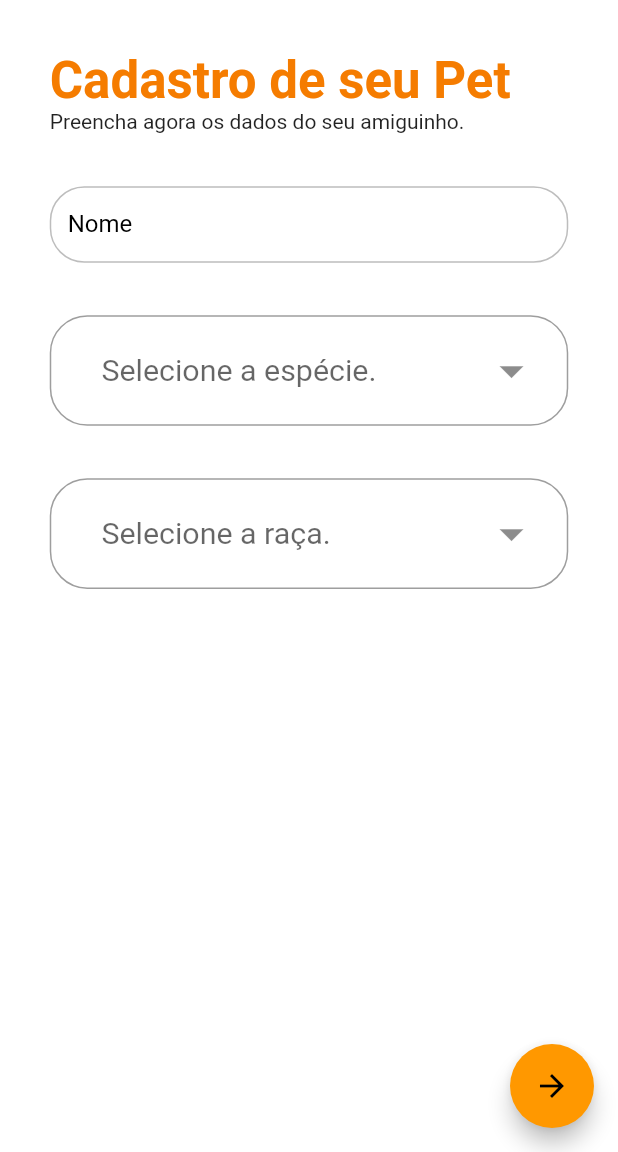
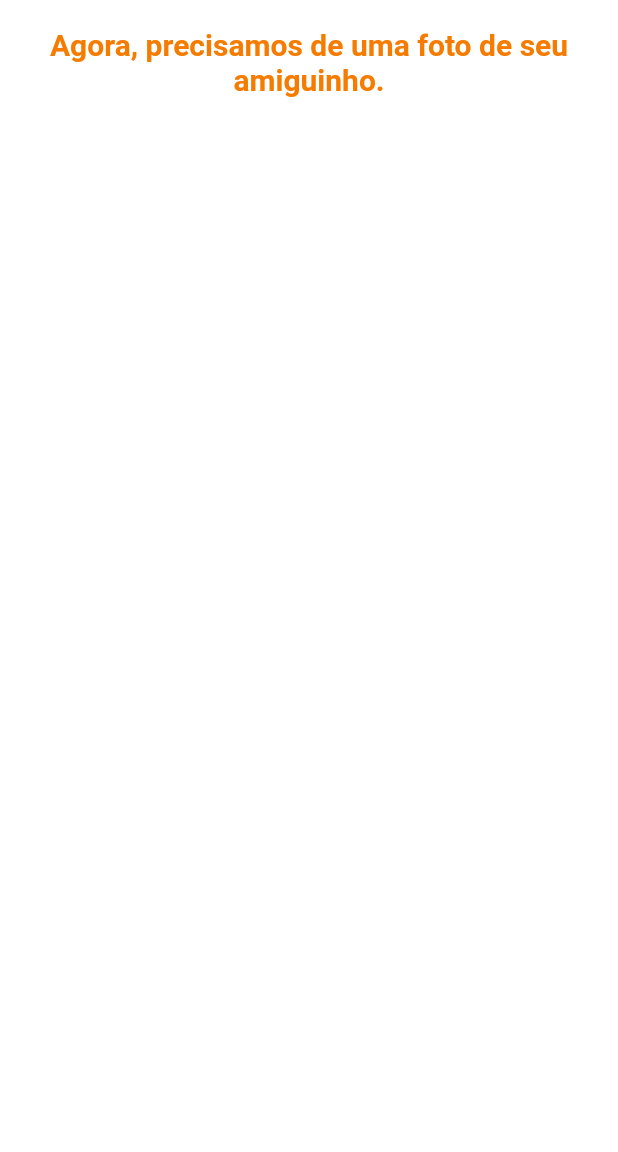
Before and after one commit to renatorv/projetoapp, a Flutter app: the RegisterPetPage screen opened by its route, after a tap on the "arrow forward" icon, on a phone screen of 412 x 824 dp, the part 84-1236 px from its top. Run offline on Flutter 3.47's test engine with Material 2 defaults, Android fonts, the phone set to English and light mode, and no system bars; our stand-ins replace dropdown_button2, firebase_auth, firebase_core, get, google_sign_in, loading_animation_widget and 2 more; missing offline and left inert: flutter_facebook_auth, validatorless; accounts and stored records are empty.

Commit message:
Iniciando a tela de foto do pet.

```diff
--- a/lib/app/core/ui_config.dart
+++ b/lib/app/core/ui_config.dart
@@ -5,6 +5,7 @@ import 'package:projetoapp/app/modules/login/login.dart';
 import 'package:projetoapp/app/modules/register/register.dart';
 import 'package:projetoapp/app/modules/splash/splash.dart';
 
+import '../modules/photo_pet/photo_pet.dart';
 import '../modules/register_pet/register_pet.dart';
 
 class UiConfig {
@@ -56,5 +57,10 @@ class UiConfig {
       page: () => RegisterPetPage(),
       binding: RegisterPetBindings(),
     ),
+    GetPage(
+      name: PhotoPetPage.ROUTE_PAGE,
+      page: () => PhotoPetPage(),
+      binding: PhotoPetBindings(),
+    ),
   ];
 }
--- /dev/null
+++ b/lib/app/modules/photo_pet/photo_pet.dart
@@ -0,0 +1,3 @@
+export 'photo_pet_bindings.dart';
+export 'photo_pet_controller.dart';
+export 'photo_pet_page.dart';
--- /dev/null
+++ b/lib/app/modules/photo_pet/photo_pet_bindings.dart
@@ -0,0 +1,9 @@
+import 'package:get/get.dart';
+import './photo_pet_controller.dart';
+
+class PhotoPetBindings implements Bindings {
+    @override
+    void dependencies() {
+        Get.put(PhotoPetController());
+    }
+}
--- /dev/null
+++ b/lib/app/modules/photo_pet/photo_pet_controller.dart
@@ -0,0 +1,22 @@
+import 'package:get/get.dart';
+
+class PhotoPetController extends GetxController {
+  dynamic args = Get.arguments;
+
+  String? _nome, _especie, _raca;
+
+  @override
+  void onInit() {
+    super.onInit();
+    _nome = args[0];
+    _especie = args[1];
+    _raca = args[2];
+
+    print(_nome);
+    print(_especie);
+    print(_raca);
+  }
+}
+
+
+//_nameEC.text, especieId, racaId
--- /dev/null
+++ b/lib/app/modules/photo_pet/photo_pet_page.dart
@@ -0,0 +1,45 @@
+import 'package:get/get.dart';
+import 'package:flutter/material.dart';
+import '../../components/instapet_appbar.dart';
+import '../../core/core.dart';
+import './photo_pet_controller.dart';
+
+class PhotoPetPage extends StatefulWidget {
+  static const String ROUTE_PAGE = '/photo-pet';
+
+  const PhotoPetPage({Key? key}) : super(key: key);
+
+  @override
+  State<PhotoPetPage> createState() => _PhotoPetPageState();
+}
+
+class _PhotoPetPageState extends InstaState<PhotoPetPage, PhotoPetController> {
+  @override
+  Widget build(BuildContext context) {
+    final Responsive _responsive = Responsive(context);
+    return Scaffold(
+      appBar: InstapetAppbar(elevation: 0),
+      backgroundColor: Colors.white,
+      body: Column(
+        crossAxisAlignment: CrossAxisAlignment.center,
+        children: [
+          SizedBox(height: _responsive.dp(2)),
+          Center(
+            child: Text(
+              'Agora, precisamos de uma foto de seu amiguinho.',
+              style: context.textTheme.headline6?.copyWith(
+                fontWeight: FontWeight.bold,
+                color: context.theme.primaryColorDark,
+              ),
+              textAlign: TextAlign.center,
+            ),
+          ),
+          SizedBox(height: _responsive.dp(3.8)),
+        ],
+      ),
+    );
+  }
+}
+
+
+//https://www.youtube.com/watch?v=MSv38jO4EJk&t=82s
--- a/lib/app/modules/register_pet/register_pet_page.dart
+++ b/lib/app/modules/register_pet/register_pet_page.dart
@@ -6,6 +6,7 @@ import '../../components/instapet_textformfield.dart';
 import '../../core/core.dart';
 import '../../models/animal_model.dart';
 import '../../models/raca_model.dart';
+import '../photo_pet/photo_pet_page.dart';
 import './register_pet_controller.dart';
 import 'package:dropdown_button2/dropdown_button2.dart';
 
@@ -22,9 +23,7 @@ class _RegisterPetPageState
   final _formKey = GlobalKey<FormState>();
   final _nameEC = TextEditingController();
 
-  String? selectedValue;
-
-  // late Raca? racaAtual;?????
+  String? selectedValue, racaId, especieId;
 
   final GlobalKey<FormFieldState> key = GlobalKey<FormFieldState>();
 
@@ -38,7 +37,8 @@ class _RegisterPetPageState
             final formValid = _formKey.currentState?.validate() ?? false;
 
             if (formValid) {
-              print(_nameEC.text);
+              Get.toNamed(PhotoPetPage.ROUTE_PAGE,
+                  arguments: [_nameEC.text, especieId, racaId]);
             }
           },
           child: Icon(Icons.arrow_forward),
@@ -134,8 +134,7 @@ class _RegisterPetPageState
                             key.currentState?.reset();
 
                             var pet = value as Animal;
-                            // print(pet.name);
-                            // print(pet.objectId);
+                            especieId = pet.objectId;
                             controller.buscaRacasPet(pet.objectId);
                           },
                           onSaved: (value) {
@@ -193,31 +192,13 @@ class _RegisterPetPageState
                           },
                           onChanged: (Raca? value) {
                             setState(() {});
-                            // racaAtual = value;??????
-                            // var raca = value as Raca;
-                            // print(raca.name);
+                            var raca = value as Raca;
+                            racaId = raca.idRaca;
                           },
                           onSaved: (value) {
                             selectedValue = value.toString();
                           },
                         ),
-                        // SizedBox(height: _responsive.dp(30)),
-                        // Row(
-                        //   mainAxisAlignment: MainAxisAlignment.end,
-                        //   children: [
-                        //     IconButton(
-                        //       icon: const Icon(Icons.arrow_forward),
-                        //       onPressed: () {
-                        //         final formValid =
-                        //             _formKey.currentState?.validate() ?? false;
-
-                        //         if (formValid) {
-                        //           print(_nameEC.text);
-                        //         }
-                        //       },
-                        //     ),
-                        //   ],
-                        // ),
                       ],
                     ),
                   ),
```
